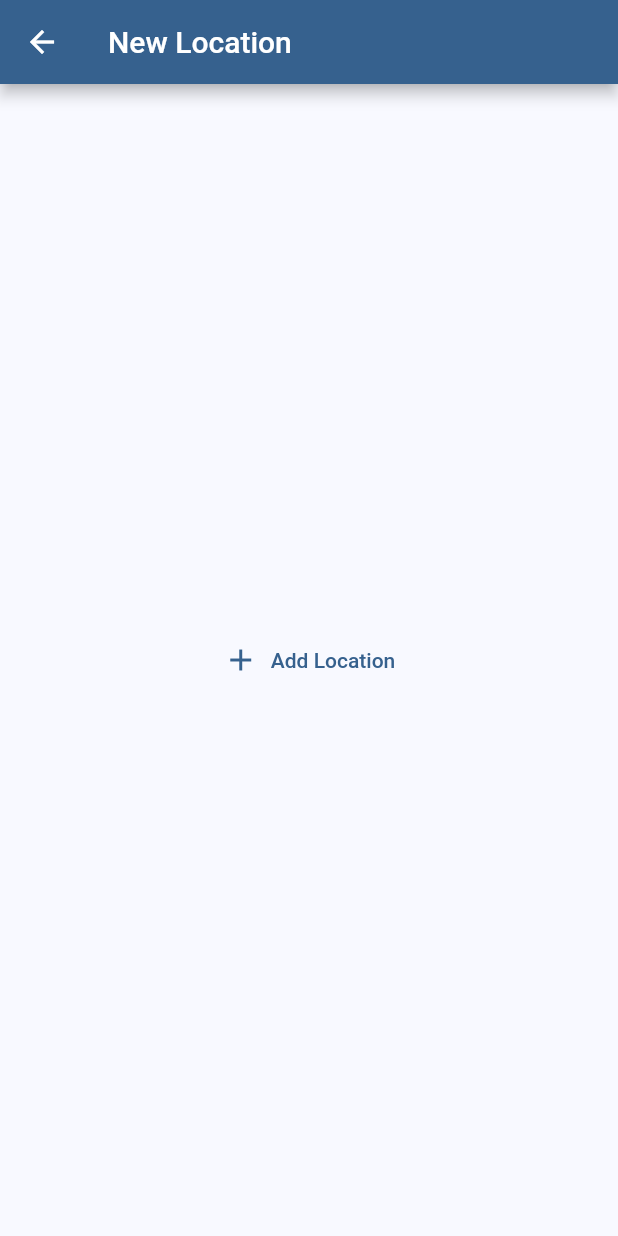
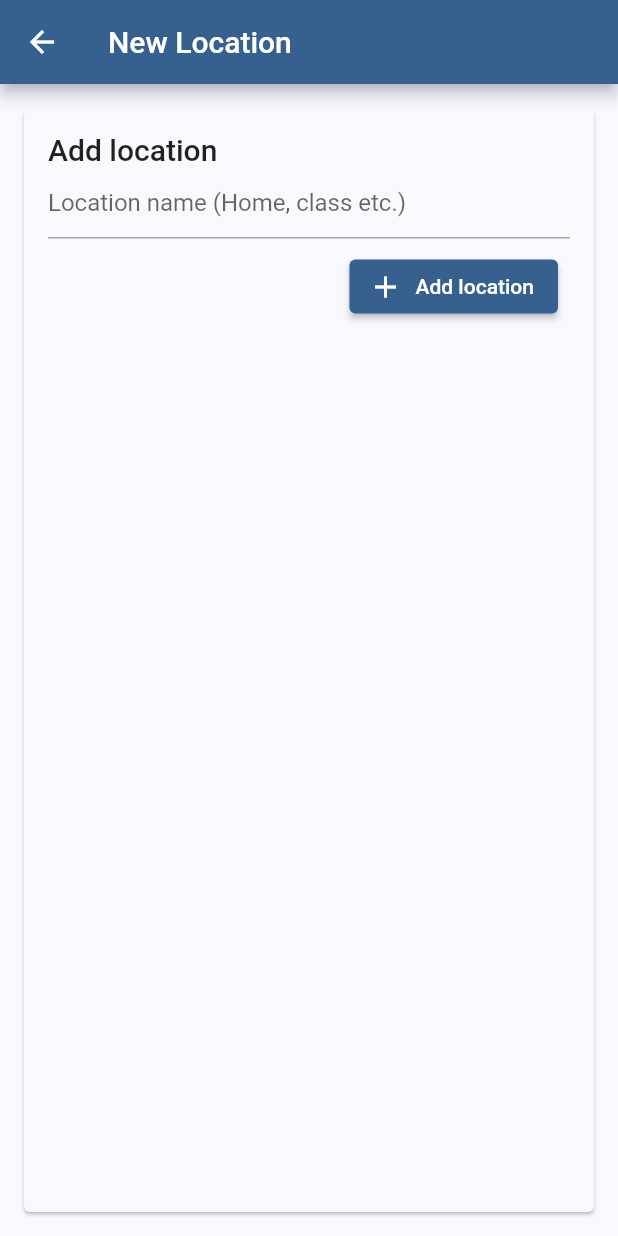
Before and after one commit to Desdaemon/cwru_softdev, a Flutter app: the Locations screen opened directly with empty values, on a phone screen of 412 x 824 dp. Run offline on Flutter 3.47's test engine with Material 2 defaults, Android fonts, the phone set to English and light mode, and no system bars; our stand-ins replace blur, cached_network_image, fixnum, flutter_map, flutter_riverpod, latlong2; missing offline and left inert: grpc, protobuf.

Commit message:
Revamp location add screen

```diff
--- a/lib/providers.dart
+++ b/lib/providers.dart
@@ -2,11 +2,11 @@ import 'package:cwru_softdev/api_client.dart';
 import 'package:cwru_softdev/providers/user.dart';
 import 'package:flutter/material.dart';
 import 'package:flutter_riverpod/flutter_riverpod.dart';
-import 'package:latlong2/latlong.dart';
+// import 'package:latlong2/latlong.dart';
 import 'generated/greeter.pb.dart';
 export 'generated/greeter.pb.dart';
 
-final locations = StateProvider((_) => <LatLng>[]);
+final locations = StateProvider((_) => <Destination>[]);
 final user = StateNotifierProvider<UserProvider, User?>((_) => UserProvider());
 final themeMode = StateProvider((_) => ThemeMode.system);
 
--- a/lib/screens/locations.dart
+++ b/lib/screens/locations.dart
@@ -13,20 +13,52 @@ class Locations extends ConsumerStatefulWidget {
 }
 
 class _LocationsState extends ConsumerState<Locations> {
+  String? name;
   @override
   Widget build(BuildContext context) {
     return Scaffold(
       appBar: AppBar(title: const Text('New Location')),
       body: Center(
-        child: TextButton.icon(
-          onPressed: () {
-            final currentLocs = ref.read(locations.notifier);
-            final coord = widget.coord;
-            Navigator.of(context).pop();
-            currentLocs.state = [...currentLocs.state, coord];
-          },
-          icon: const Icon(Icons.add),
-          label: const Text('Add Location'),
+        child: ConstrainedBox(
+          constraints: const BoxConstraints(maxWidth: 1080),
+          child: Card(
+            margin: const EdgeInsets.all(16),
+            child: Padding(
+              padding: const EdgeInsets.all(16),
+              child: Column(
+                crossAxisAlignment: CrossAxisAlignment.start,
+                children: [
+                  Text('Add location', style: Theme.of(context).textTheme.titleLarge),
+                  TextFormField(
+                    decoration: const InputDecoration(hintText: 'Location name (Home, class etc.)'),
+                    onChanged: (val) {
+                      name = val;
+                    },
+                  ),
+                  ButtonBar(
+                    children: [
+                      ElevatedButton.icon(
+                        onPressed: () {
+                          final description = name;
+                          final locs = ref.read(locations.state);
+                          Navigator.of(context).pop();
+                          locs.state = [
+                            ...locs.state,
+                            Destination(
+                              coords: Coords(lat: widget.coord.latitude, lon: widget.coord.longitude),
+                              description: description,
+                            )
+                          ];
+                        },
+                        icon: const Icon(Icons.add),
+                        label: const Text('Add location'),
+                      )
+                    ],
+                  )
+                ],
+              ),
+            ),
+          ),
         ),
       ),
     );
```
Also changed, not shown: lib/screens/home.dart (+12 -2 lines).
